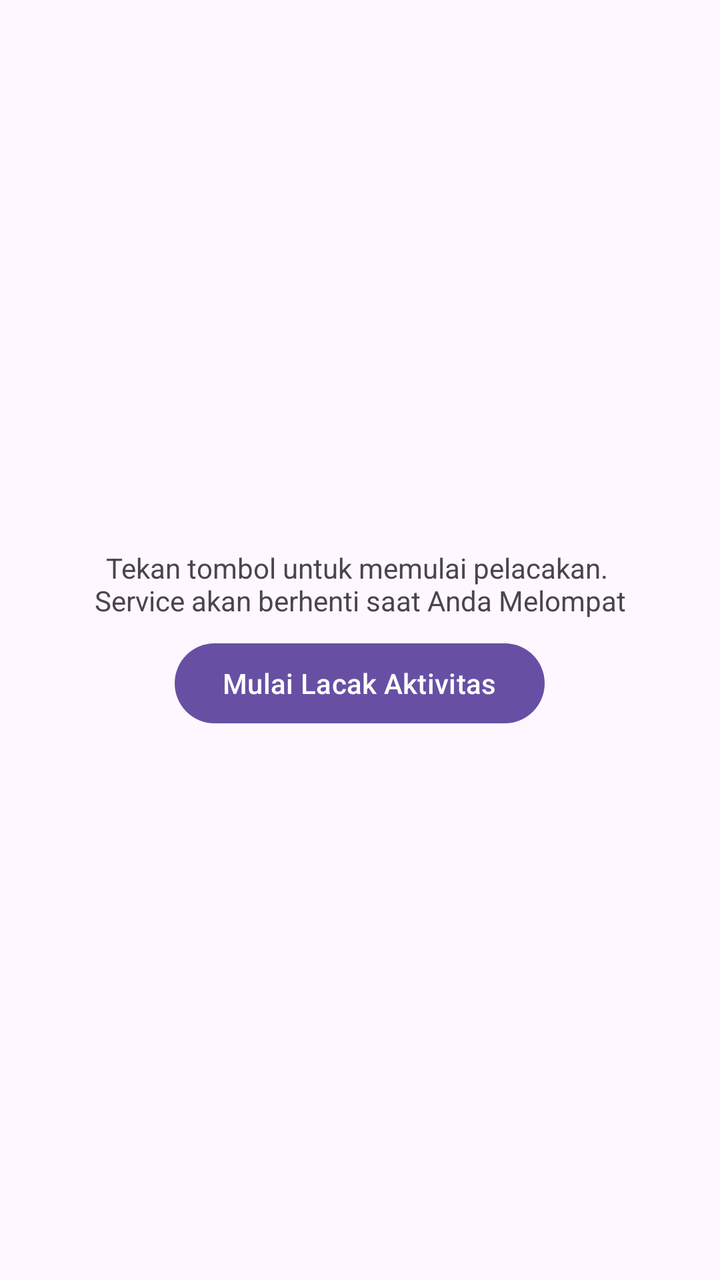
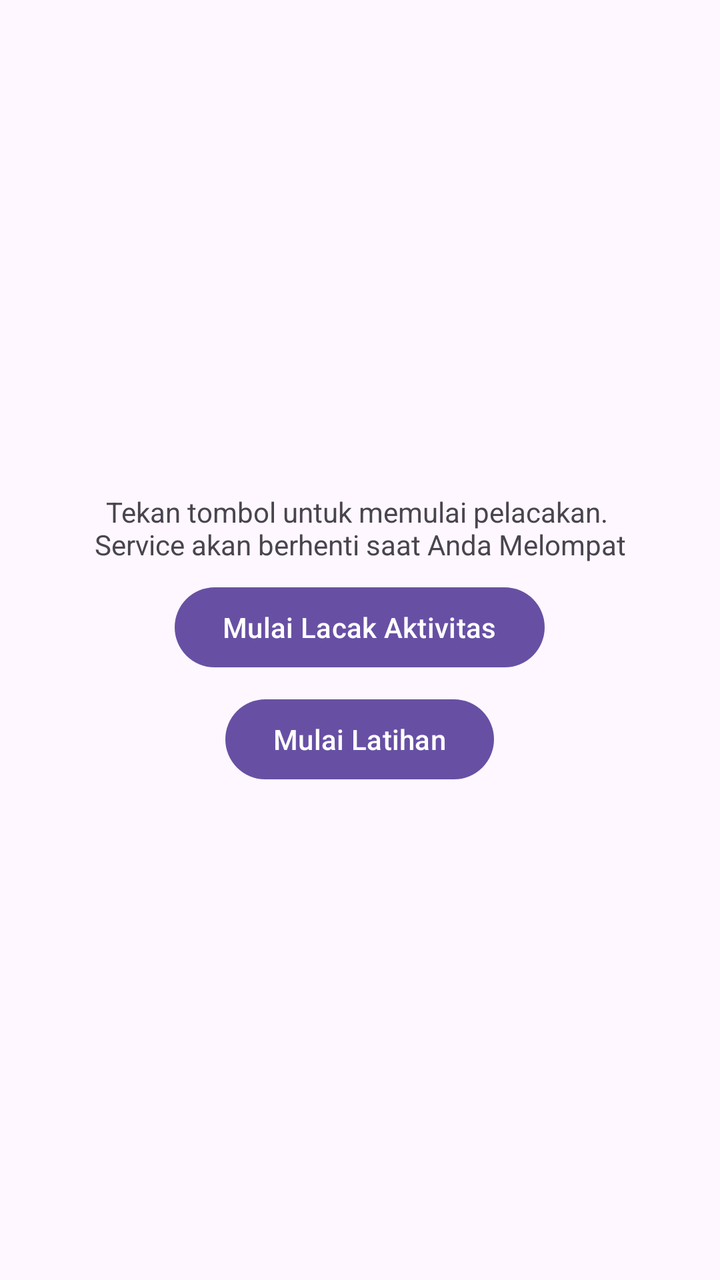

Screens rendered from an Android XML layout before and after an edit, with the pre-edit source and the edit as a unified diff.
<!-- AndroidManifest.xml: application theme Theme.ForegroundService -->
<!-- res/layout/activity_main.xml -->
<?xml version="1.0" encoding="utf-8"?>
<LinearLayout xmlns:android="http://schemas.android.com/apk/res/android"
    xmlns:app="http://schemas.android.com/apk/res-auto"
    xmlns:tools="http://schemas.android.com/tools"
    android:id="@+id/main"
    android:layout_width="match_parent"
    android:layout_height="match_parent"
    android:orientation="vertical"
    android:gravity="center"
    tools:context=".MainActivity">

    <TextView
        android:layout_width="wrap_content"
        android:layout_height="wrap_content"
        android:text="Tekan tombol untuk memulai pelacakan. \nService akan berhenti saat Anda Melompat"
        android:textAlignment="center"
        android:id="@+id/statusTextView"/>

    <Button
        android:layout_width="wrap_content"
        android:layout_height="wrap_content"
        android:text="Mulai Lacak Aktivitas"
        android:layout_marginTop="8dp"
        android:id="@+id/btnStart" />
</LinearLayout>
<!-- resources referenced by this layout -->
<resources>
  <style name="Theme.ForegroundService" parent="Base.Theme.ForegroundService" />
  <style name="Base.Theme.ForegroundService" parent="Theme.Material3.DayNight.NoActionBar">
          
          
      </style>
</resources>

<!-- the commit's change to res/layout/activity_main.xml (unified diff, before → after) -->
@@ -22,4 +22,11 @@
         android:text="Mulai Lacak Aktivitas"
         android:layout_marginTop="8dp"
         android:id="@+id/btnStart" />
+
+    <Button
+        android:layout_width="wrap_content"
+        android:layout_height="wrap_content"
+        android:text="Mulai Latihan"
+        android:layout_marginTop="8dp"
+        android:id="@+id/btnLatihan" />
 </LinearLayout>
